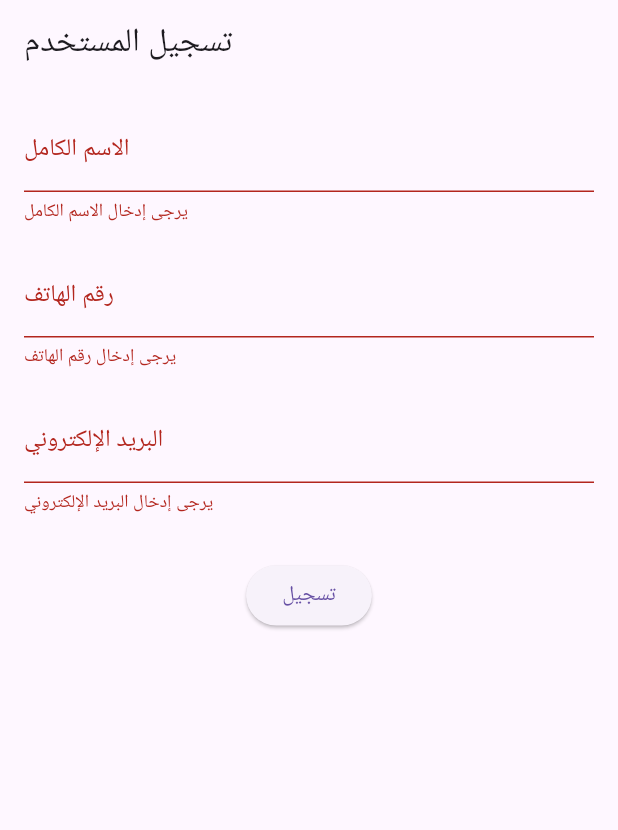
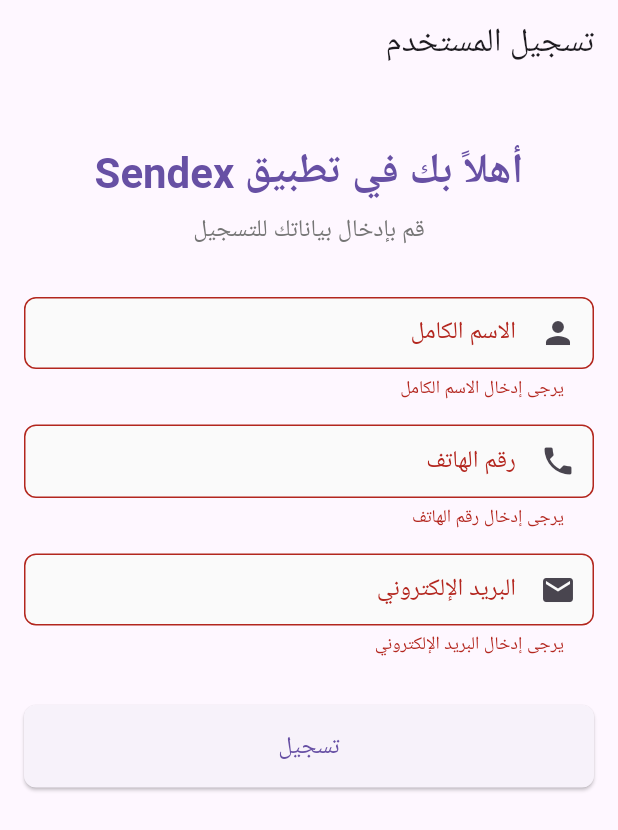
Before and after one commit to s7so/sendex_app, a Flutter app: the screen it shows after launch, after a tap on "تسجيل", on a phone screen of 412 x 824 dp. Shown: the top 830 px of the screen. Run offline on Flutter 3.47's test engine with Material 3 defaults, Android fonts, the phone set to English and light mode, and no system bars; our stand-ins replace cloud_firestore, firebase_auth, firebase_core; accounts and stored records are empty; Roboto replaces fonts that are missing (Cairo).

Commit message:
Enhance registration flow with localization, UI improvements, and OTP verification

```diff
--- a/lib/main.dart
+++ b/lib/main.dart
@@ -1,5 +1,7 @@
 import 'package:flutter/material.dart';
 import 'screens/registration_screen.dart'; // استورد شاشة التسجيل
+import 'screens/home_screen.dart';
+import 'package:flutter_localizations/flutter_localizations.dart';
 
 import 'package:firebase_core/firebase_core.dart';
 import 'firebase_options.dart';
@@ -19,10 +21,47 @@ class MyApp extends StatelessWidget {
   Widget build(BuildContext context) {
     return MaterialApp(
       title: 'Sendex App', // اسم التطبيق
+      // إضافة دعم التوطين للغة العربية
+      localizationsDelegates: const [
+        GlobalMaterialLocalizations.delegate,
+        GlobalWidgetsLocalizations.delegate,
+        GlobalCupertinoLocalizations.delegate,
+      ],
+      supportedLocales: const [
+        Locale('ar', ''), // العربية
+      ],
+      locale: const Locale('ar', ''), // تعيين العربية كلغة افتراضية
       theme: ThemeData(
         primarySwatch: Colors.blue, // لون رئيسي للتطبيق
+        // إضافة دعم للغة العربية
+        textTheme: Theme.of(context).textTheme.apply(
+              fontFamily: 'Cairo', // خط يدعم اللغة العربية
+              bodyColor: Colors.black87,
+              displayColor: Colors.black,
+            ),
+        // تخصيص شكل الـ Input fields
+        inputDecorationTheme: InputDecorationTheme(
+          border: OutlineInputBorder(
+            borderRadius: BorderRadius.circular(8),
+          ),
+          contentPadding:
+              const EdgeInsets.symmetric(horizontal: 16, vertical: 12),
+          filled: true,
+          fillColor: Colors.grey[50],
+        ),
       ),
-      home: RegistrationScreen(), // حدد شاشة التسجيل كالشاشة الرئيسية
+      initialRoute: '/register',
+      routes: {
+        '/register': (context) => const RegistrationScreen(),
+        '/home': (context) => const HomeScreen(),
+      },
+      builder: (context, child) {
+        // تطبيق اتجاه RTL على كل الشاشات
+        return Directionality(
+          textDirection: TextDirection.rtl,
+          child: child!,
+        );
+      },
     );
   }
 }
--- a/lib/screens/registration_screen.dart
+++ b/lib/screens/registration_screen.dart
@@ -1,6 +1,8 @@
 import 'package:flutter/material.dart';
 import '../services/auth_service.dart'; // استورد خدمة التسجيل
 import 'package:firebase_auth/firebase_auth.dart';
+import 'package:cloud_firestore/cloud_firestore.dart';
+import 'otp_verification_screen.dart';
 
 class RegistrationScreen extends StatefulWidget {
   const RegistrationScreen({super.key});
@@ -22,15 +24,39 @@ class _RegistrationScreenState extends State<RegistrationScreen> {
       appBar: AppBar(
         title: Text('تسجيل المستخدم'),
       ),
-      body: Padding(
+      body: SingleChildScrollView(
+        child: Padding(
           padding: const EdgeInsets.all(16.0),
           child: Form(
             key: _formKey,
             child: Column(
+              crossAxisAlignment: CrossAxisAlignment.stretch,
               children: <Widget>[
+                const SizedBox(height: 24),
+                Text(
+                  'أهلاً بك في تطبيق Sendex',
+                  style: Theme.of(context).textTheme.headlineMedium?.copyWith(
+                        fontWeight: FontWeight.bold,
+                        color: Theme.of(context).primaryColor,
+                      ),
+                  textAlign: TextAlign.center,
+                ),
+                const SizedBox(height: 8),
+                Text(
+                  'قم بإدخال بياناتك للتسجيل',
+                  style: Theme.of(context).textTheme.titleMedium?.copyWith(
+                        color: Colors.grey[600],
+                      ),
+                  textAlign: TextAlign.center,
+                ),
+                const SizedBox(height: 32),
                 TextFormField(
                   controller: fullNameController,
-                decoration: InputDecoration(labelText: 'الاسم الكامل'),
+                  decoration: const InputDecoration(
+                    labelText: 'الاسم الكامل',
+                    prefixIcon: Icon(Icons.person),
+                  ),
+                  textInputAction: TextInputAction.next,
                   validator: (value) {
                     if (value == null || value.isEmpty) {
                       return 'يرجى إدخال الاسم الكامل';
@@ -38,11 +64,16 @@ class _RegistrationScreenState extends State<RegistrationScreen> {
                     return null;
                   },
                 ),
-              SizedBox(height: 20), // مسافة رأسية بين الحقول
-
+                const SizedBox(height: 16),
                 TextFormField(
                   controller: phoneNumberController,
-                decoration: InputDecoration(labelText: 'رقم الهاتف'),
+                  decoration: const InputDecoration(
+                    labelText: 'رقم الهاتف',
+                    prefixIcon: Icon(Icons.phone),
+                    hintText: 'مثال: +966501234567',
+                  ),
+                  keyboardType: TextInputType.phone,
+                  textInputAction: TextInputAction.next,
                   validator: (value) {
                     if (value == null || value.isEmpty) {
                       return 'يرجى إدخال رقم الهاتف';
@@ -50,22 +81,27 @@ class _RegistrationScreenState extends State<RegistrationScreen> {
                     return null;
                   },
                 ),
-
-              SizedBox(height: 20), // مسافة رأسية بين الحقول
-
+                const SizedBox(height: 16),
                 TextFormField(
                   controller: emailController,
-                decoration: InputDecoration(labelText: 'البريد الإلكتروني'),
+                  decoration: const InputDecoration(
+                    labelText: 'البريد الإلكتروني',
+                    prefixIcon: Icon(Icons.email),
+                    hintText: 'example@domain.com',
+                  ),
+                  keyboardType: TextInputType.emailAddress,
+                  textInputAction: TextInputAction.done,
                   validator: (value) {
                     if (value == null || value.isEmpty) {
                       return 'يرجى إدخال البريد الإلكتروني';
                     }
+                    if (!value.contains('@') || !value.contains('.')) {
+                      return 'يرجى إدخال بريد إلكتروني صحيح';
+                    }
                     return null;
                   },
                 ),
-
-              SizedBox(height: 30), // مسافة رأسية أكبر شوية قبل الزر
-
+                const SizedBox(height: 32),
                 ElevatedButton(
                   onPressed: () async {
                     // خلي الدالة async عشان نستدعي خدمة التسجيل الـ asynchronous
@@ -83,19 +119,59 @@ class _RegistrationScreenState extends State<RegistrationScreen> {
 
                       if (registeredUser != null) {
                         // تم التسجيل بنجاح
-                      print(
-                          'تم التسجيل بنجاح: ${registeredUser.email}'); // طباعة رسالة نجاح في الـ Console
-                      // **هنا ممكن تروح للشاشة اللي بعد التسجيل (مثلاً شاشة التحقق من OTP)**
+                        print('تم التسجيل بنجاح: ${registeredUser.email}');
+
+                        // Get the OTP code from Firestore
+                        DocumentSnapshot otpDoc = await FirebaseFirestore
+                            .instance
+                            .collection('otps')
+                            .doc(registeredUser.uid)
+                            .get();
+
+                        if (otpDoc.exists) {
+                          String otpCode = otpDoc.get('code');
+
+                          // Navigate to OTP verification screen
+                          if (mounted) {
+                            Navigator.pushReplacement(
+                              context,
+                              MaterialPageRoute(
+                                builder: (context) => OtpVerificationScreen(
+                                  phoneNumber: phoneNumber,
+                                  otpCode: otpCode,
+                                  userId: registeredUser.uid,
+                                ),
+                              ),
+                            );
+                          }
+                        }
                       } else {
                         // فشل التسجيل
-                      print('فشل التسجيل'); // طباعة رسالة فشل في الـ Console
-                      // **هنا ممكن تعرض رسالة خطأ للمستخدم**
+                        print('فشل التسجيل');
+                        if (mounted) {
+                          ScaffoldMessenger.of(context).showSnackBar(
+                            const SnackBar(
+                              content: Text(
+                                  'حدث خطأ أثناء التسجيل. يرجى المحاولة مرة أخرى.'),
+                            ),
+                          );
+                        }
                       }
                     }
                   },
-                child: Text('تسجيل'),
+                  style: ElevatedButton.styleFrom(
+                    padding: const EdgeInsets.symmetric(vertical: 16),
+                    shape: RoundedRectangleBorder(
+                      borderRadius: BorderRadius.circular(8),
+                    ),
+                  ),
+                  child: const Text(
+                    'تسجيل',
+                    style: TextStyle(fontSize: 16),
+                  ),
                 ),
               ],
+            ),
           ),
         ),
       ),
--- a/lib/services/whatsapp_service.dart
+++ b/lib/services/whatsapp_service.dart
@@ -20,7 +20,7 @@ class WhatsappService {
       "to": recipientPhoneNumber,
       "message_type": "text",
       "text":
-          "This is a WhatsApp Message sent from the Messages API", // Updated to match example message
+          "Your Sendex verification code is: $otpCode. Please enter this code in the app to verify your account.",
       "channel": "whatsapp"
     };
 
--- a/pubspec.yaml
+++ b/pubspec.yaml
@@ -29,6 +29,8 @@ environment:
 # versions available, run `flutter pub outdated`.
 dependencies:
   flutter:
+    sdk: flutter
+  flutter_localizations:
     sdk: flutter
 
   # The following adds the Cupertino Icons font to your application.
```
Also changed, not shown: lib/screens/home_screen.dart (added, +125 -0 lines), lib/screens/otp_verification_screen.dart (added, +153 -0 lines), lib/services/auth_service.dart (+29 -9 lines), pubspec.lock, 1 other file. Lines whose indentation alone changed are shown as unchanged.
